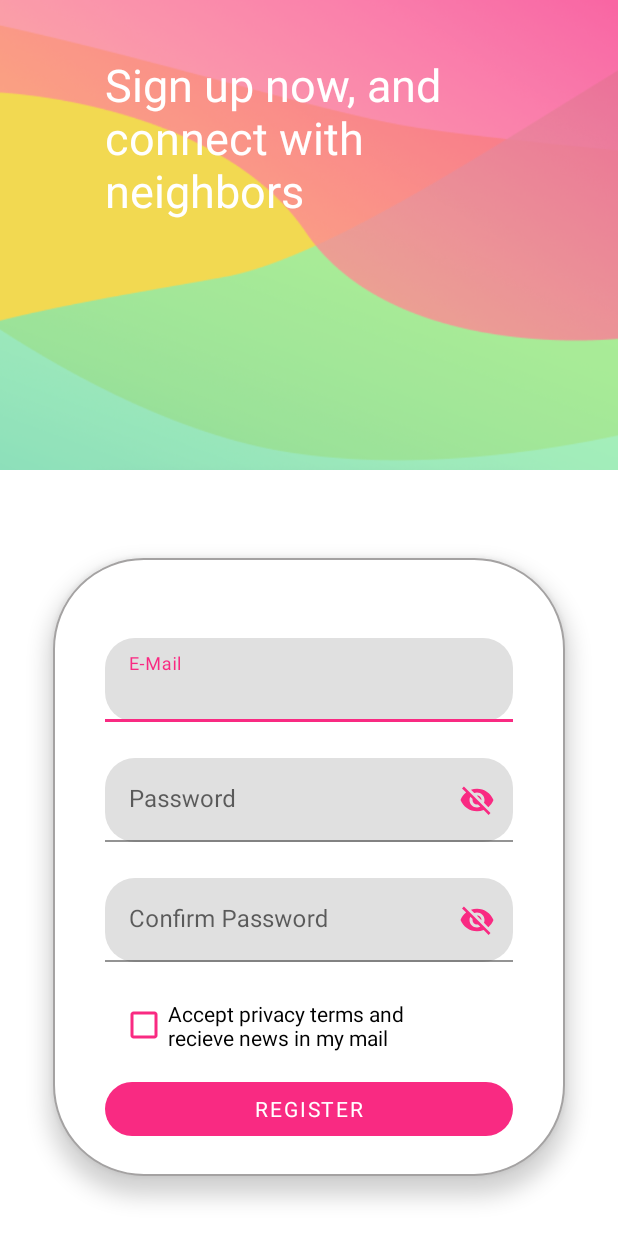
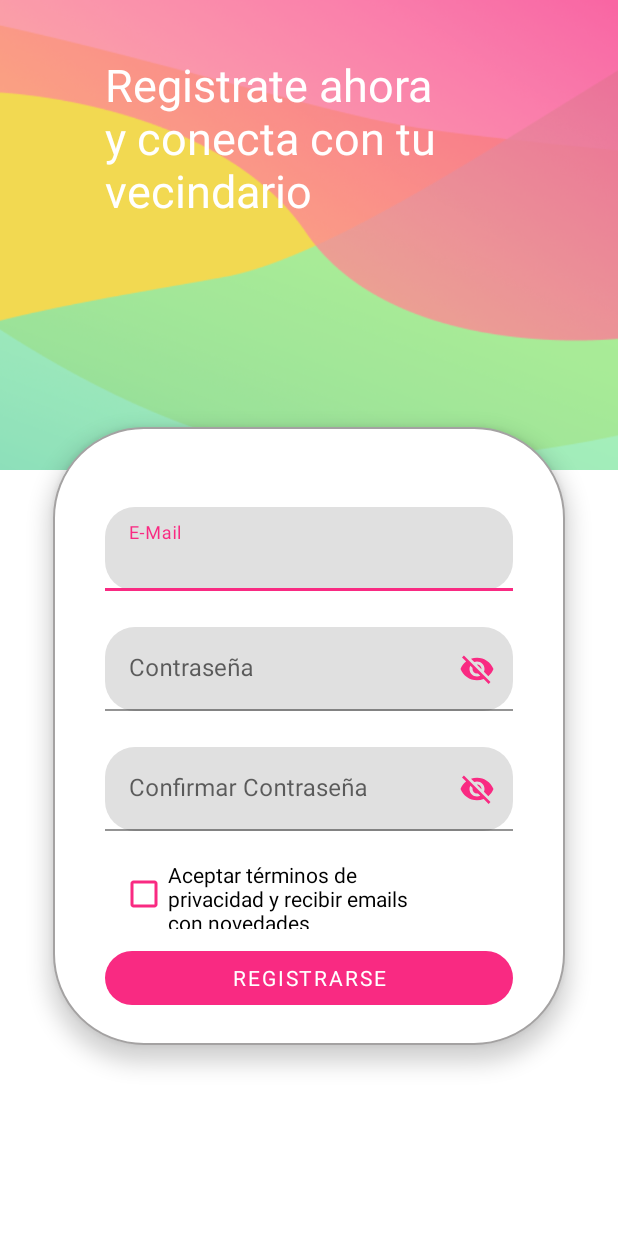
Before and after one commit to Fran2712/Homeis, an Android app: the screen it shows after launch (RegisterScreen), on a phone screen of 412 x 824 dp. Run offline under Robolectric (Android 15) with nearby library versions, the phone set to English and light mode, and no system bars; Roboto replaces fonts that are not available here.

Commit message:
@strings actualizado

```diff
--- a/app/src/main/res/layout/activity_register_screen.xml
+++ b/app/src/main/res/layout/activity_register_screen.xml
@@ -12,14 +12,15 @@
         android:layout_width="341dp"
         android:layout_height="412dp"
         android:layout_gravity="center"
-        android:layout_marginBottom="40dp"
         android:layout_weight="1"
+        android:background="@drawable/shapecard"
         android:elevation="8dp"
-        android:background="@drawable/shapecard"
 
         app:layout_constraintBottom_toBottomOf="parent"
         app:layout_constraintEnd_toEndOf="parent"
-        app:layout_constraintStart_toStartOf="parent" />
+        app:layout_constraintStart_toStartOf="parent"
+        app:layout_constraintTop_toTopOf="parent"
+        app:layout_constraintVertical_bias="0.691" />
 
     <androidx.constraintlayout.widget.Guideline
         android:id="@+id/guideline"
@@ -54,20 +55,20 @@
         android:layout_height="123dp"
         android:layout_marginTop="36dp"
         android:fontFamily="@font/overlock_bold"
-        android:text="Sign up now, and connect with neighbors"
+        android:text="@string/register_msg"
         android:textColor="@color/design_default_color_background"
         android:textSize="30dp"
         app:layout_constraintStart_toStartOf="@+id/guideline"
         app:layout_constraintTop_toTopOf="parent" />
 
     <com.google.android.material.textfield.TextInputLayout
-        android:id="@+id/ED_username"
+        android:id="@+id/ED_email"
         android:layout_width="0dp"
         android:layout_height="wrap_content"
         android:layout_marginTop="53dp"
         android:elevation="8dp"
         android:ems="10"
-        android:hint="E-Mail"
+        android:hint="@string/mail"
         android:inputType="textEmailAddress"
         app:boxCornerRadiusBottomEnd="20dp"
         app:boxCornerRadiusBottomStart="20dp"
@@ -87,25 +88,25 @@
     </com.google.android.material.textfield.TextInputLayout>
 
     <com.google.android.material.textfield.TextInputLayout
-        android:id="@+id/ED_password"
+        android:id="@+id/ED_conf_pass"
         android:layout_width="0dp"
         android:layout_height="wrap_content"
         android:layout_marginTop="24dp"
+        android:elevation="8dp"
         android:ems="10"
-        android:hint="Confirm Password"
+        android:hint="@string/pass_conf"
         android:inputType="textPassword"
-        app:endIconMode="password_toggle"
         app:boxCornerRadiusBottomEnd="20dp"
         app:boxCornerRadiusBottomStart="20dp"
         app:boxCornerRadiusTopEnd="20dp"
         app:boxCornerRadiusTopStart="20dp"
 
+        app:endIconMode="password_toggle"
         app:endIconTint="@color/colorPrimary"
-        android:elevation="8dp"
         app:layout_constraintEnd_toStartOf="@+id/guideline2"
         app:layout_constraintHorizontal_bias="0.0"
         app:layout_constraintStart_toStartOf="@+id/guideline"
-        app:layout_constraintTop_toBottomOf="@+id/ED_mail">
+        app:layout_constraintTop_toBottomOf="@+id/ED_pass">
 
         <com.google.android.material.textfield.TextInputEditText
             android:layout_width="match_parent"
@@ -124,34 +125,34 @@
         android:layout_marginBottom="20dp"
         android:elevation="8dp"
         android:fontFamily="@font/overlock"
+        android:text="@string/terms"
         app:buttonTint="@color/colorPrimary"
-        android:text="Accept privacy terms and recieve news in my mail"
         app:layout_constraintBottom_toTopOf="@+id/BTN_regster"
         app:layout_constraintEnd_toStartOf="@+id/guideline2"
         app:layout_constraintHorizontal_bias="0.04"
         app:layout_constraintStart_toStartOf="@+id/guideline"
-        app:layout_constraintTop_toBottomOf="@+id/ED_password"
+        app:layout_constraintTop_toBottomOf="@+id/ED_conf_pass"
         app:layout_constraintVertical_bias="0.1" />
 
     <com.google.android.material.textfield.TextInputLayout
-        android:id="@+id/ED_mail"
+        android:id="@+id/ED_pass"
         android:layout_width="0dp"
         android:layout_height="wrap_content"
         android:layout_marginTop="24dp"
+        android:elevation="8dp"
         android:ems="10"
-        android:hint="Password"
+        android:hint="@string/pass"
         android:inputType="textPassword"
-        app:endIconMode="password_toggle"
         app:boxCornerRadiusBottomEnd="20dp"
         app:boxCornerRadiusBottomStart="20dp"
         app:boxCornerRadiusTopEnd="20dp"
         app:boxCornerRadiusTopStart="20dp"
+        app:endIconMode="password_toggle"
+        app:endIconTint="@color/colorPrimary"
         app:layout_constraintEnd_toStartOf="@+id/guideline2"
         app:layout_constraintHorizontal_bias="0.0"
-        android:elevation="8dp"
-        app:endIconTint="@color/colorPrimary"
         app:layout_constraintStart_toStartOf="@+id/guideline"
-        app:layout_constraintTop_toBottomOf="@+id/ED_username">
+        app:layout_constraintTop_toBottomOf="@+id/ED_email">
 
         <com.google.android.material.textfield.TextInputEditText
             android:layout_width="match_parent"
@@ -169,12 +170,12 @@
         android:elevation="8dp"
         android:fontFamily="@font/overlock"
         android:stateListAnimator="@null"
-        android:text="Register"
+        android:text="@string/reg"
         app:layout_constraintBottom_toBottomOf="@+id/view"
         app:layout_constraintEnd_toStartOf="@+id/guideline2"
         app:layout_constraintHorizontal_bias="0.0"
         app:layout_constraintStart_toStartOf="@+id/guideline"
-        app:layout_constraintTop_toBottomOf="@+id/ED_password"
+        app:layout_constraintTop_toBottomOf="@+id/ED_conf_pass"
 
         app:layout_constraintVertical_bias="0.937" />
 
--- a/app/src/main/res/values/strings.xml
+++ b/app/src/main/res/values/strings.xml
@@ -1,3 +1,11 @@
 <resources>
     <string name="app_name">Homeis</string>
+
+
+    <string name="register_msg">Registrate ahora y conecta con tu vecindario</string>
+    <string name="pass">Contraseña</string>
+    <string name="pass_conf">Confirmar Contraseña</string>
+    <string name="terms">Aceptar términos de privacidad y recibir emails con novedades</string>
+    <string name="reg">Registrarse</string>
+    <string name="mail">E-Mail</string>
 </resources>
```
